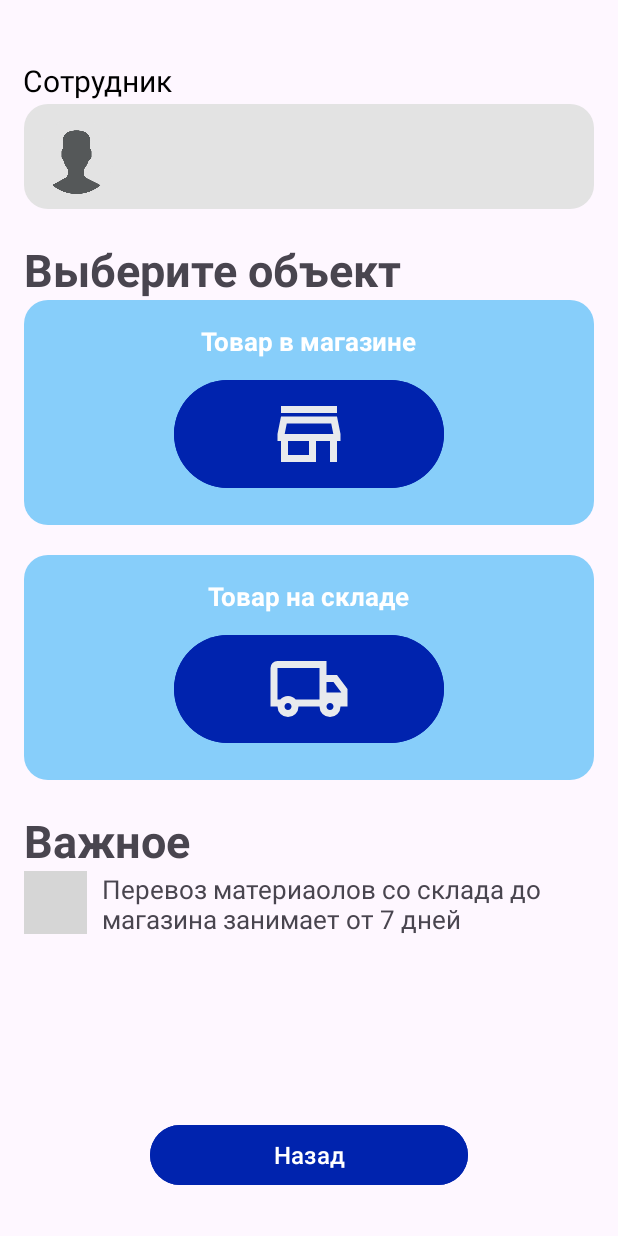
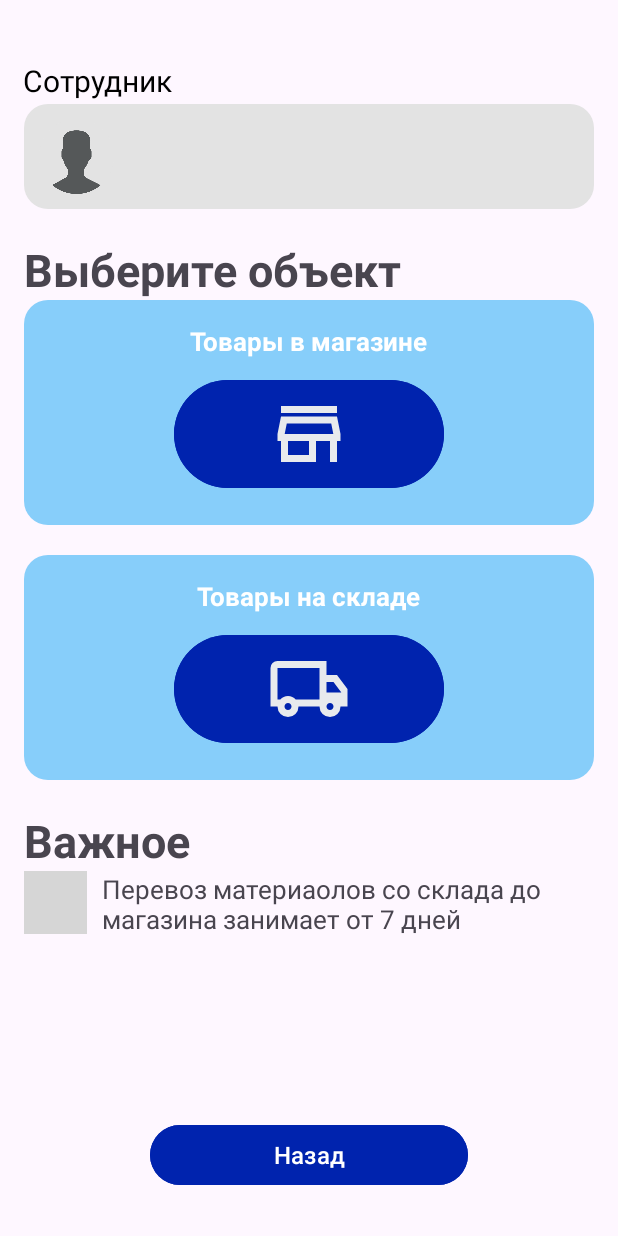
Before and after one commit to NersiArnak/courseWork, an Android app: the ShopActivity screen opened directly, with no data from a screen before it, after a tap on "Назад", on a phone screen of 412 x 824 dp. Run offline under Robolectric (Android 15) with nearby library versions, the phone set to English and light mode, and no system bars; grey boxes are pictures that could not be loaded.

Commit message:
Сохранение перед изменениями

```diff
--- a/app/src/main/java/org/fitmyss/coursework/Data.java
+++ b/app/src/main/java/org/fitmyss/coursework/Data.java
@@ -25,8 +25,6 @@ public class Data {
         this.nameProduct = nameProduct;
         this.characteristics = characteristics;
     }
-
-    // Геттеры для различных свойств продукта
     public int getQuantity() {
         return quantity;
     }
--- a/app/src/main/java/org/fitmyss/coursework/NewActivity.java
+++ b/app/src/main/java/org/fitmyss/coursework/NewActivity.java
@@ -1,6 +1,8 @@
 package org.fitmyss.coursework;
 
+import android.content.Context;
 import android.content.Intent;
+import android.content.SharedPreferences;
 import android.os.Bundle;
 import android.view.View;
 import android.widget.Button;
@@ -9,9 +11,15 @@ import android.widget.TextView;
 import androidx.activity.EdgeToEdge;
 import androidx.appcompat.app.AppCompatActivity;
 
+import org.fitmyss.coursework.MainActivity;
+import org.fitmyss.coursework.R;
+import org.fitmyss.coursework.ShopActivity;
+import org.fitmyss.coursework.StockActivity;
+
 public class NewActivity extends AppCompatActivity {
 
     private TextView addEmailUser;
+    private SharedPreferences sharedPreferences;
 
     @Override
     protected void onCreate(Bundle savedInstanceState) {
@@ -24,9 +32,17 @@ public class NewActivity extends AppCompatActivity {
         Button btnListShop = findViewById(R.id.shopButton);
         Button btnListStock = findViewById(R.id.stockButton);
 
+        // Получаем email из Intent, если он есть
         String email = getIntent().getStringExtra("EMAIL");
         if (email != null) {
             addEmailUser.setText(email);
+        } else {
+            // Если email в Intent отсутствует, получаем его из SharedPreferences
+            sharedPreferences = getSharedPreferences("MyPrefs", Context.MODE_PRIVATE);
+            email = sharedPreferences.getString("email", null);
+            if (email != null) {
+                addEmailUser.setText(email);
+            }
         }
 
         btnBack.setOnClickListener(new View.OnClickListener() {
@@ -53,10 +69,15 @@ public class NewActivity extends AppCompatActivity {
                 startActivity(intent2);
             }
         });
+    }
 
+    @Override
+    protected void onDestroy() {
+        super.onDestroy();
 
-
-
-
+        // Сохраняем значение addEmailUser в SharedPreferences при уничтожении активности
+        SharedPreferences.Editor editor = sharedPreferences.edit();
+        editor.putString("email", addEmailUser.getText().toString());
+        editor.apply();
     }
 }
--- a/app/src/main/java/org/fitmyss/coursework/ShopActivity.java
+++ b/app/src/main/java/org/fitmyss/coursework/ShopActivity.java
@@ -50,7 +50,7 @@ public class ShopActivity extends AppCompatActivity {
         buttonAddProduct = findViewById(R.id.buttonAddProduct);
         buttonViewProducts = findViewById(R.id.buttonViewProducts);
         buttonDeleteProducts = findViewById(R.id.buttonDeleteProducts);
-        backShop = findViewById(R.id.backShop); // Инициализируем backShop
+        backShop = findViewById(R.id.backShop);
 
         textCashBalance = findViewById(R.id.textCashBalanceStock);
 
--- a/app/src/main/res/layout/activity_new.xml
+++ b/app/src/main/res/layout/activity_new.xml
@@ -84,7 +84,7 @@
             android:textSize="17sp"
             android:textStyle="bold"
             android:textColor="@color/white"
-            android:text="Товар в магазине"/>
+            android:text="Товары в магазине"/>
 
         <RelativeLayout
             android:layout_marginTop="10dp"
@@ -128,7 +128,7 @@
             android:textSize="17sp"
             android:textStyle="bold"
             android:textColor="@color/white"
-            android:text="Товар на складе"/>
+            android:text="Товары на складе"/>
 
 
         <RelativeLayout
--- a/app/src/main/res/layout/activity_shop.xml
+++ b/app/src/main/res/layout/activity_shop.xml
@@ -97,7 +97,7 @@
             android:layout_marginEnd="20dp"
             android:backgroundTint="@color/blue"
             android:textStyle="bold"
-            android:text="Удаление" />
+            android:text="Удалить" />
         <Button
             android:id="@+id/buttonUpdateProducts"
             android:layout_width="180dp"
@@ -105,7 +105,7 @@
             android:layout_marginTop="10dp"
             android:backgroundTint="@color/blue"
             android:textStyle="bold"
-            android:text="Обновление" />
+            android:text="Обновить" />
     </LinearLayout>
 
 
--- a/app/src/main/res/layout/activity_stock.xml
+++ b/app/src/main/res/layout/activity_stock.xml
@@ -76,7 +76,7 @@
         android:layout_marginTop="10dp"
         android:backgroundTint="@color/blue"
         android:textStyle="bold"
-        android:text="Добавлять" />
+        android:text="Добавить" />
 
     <Button
         android:id="@+id/buttonViewProductsStock"
@@ -100,7 +100,7 @@
             android:layout_marginEnd="20dp"
             android:backgroundTint="@color/blue"
             android:textStyle="bold"
-            android:text="Удаление" />
+            android:text="Удалить" />
         <Button
             android:id="@+id/buttonUpdateProductsStock"
             android:layout_width="180dp"
@@ -108,7 +108,7 @@
             android:layout_marginTop="5dp"
             android:backgroundTint="@color/blue"
             android:textStyle="bold"
-            android:text="Обновление" />
+            android:text="Обновить" />
     </LinearLayout>
 
     <ListView
```
Also changed, not shown: app/src/main/java/org/fitmyss/coursework/DBHelper.java (+3 -6 lines), app/src/main/java/org/fitmyss/coursework/SignupActivity.java (+15 -30 lines).
